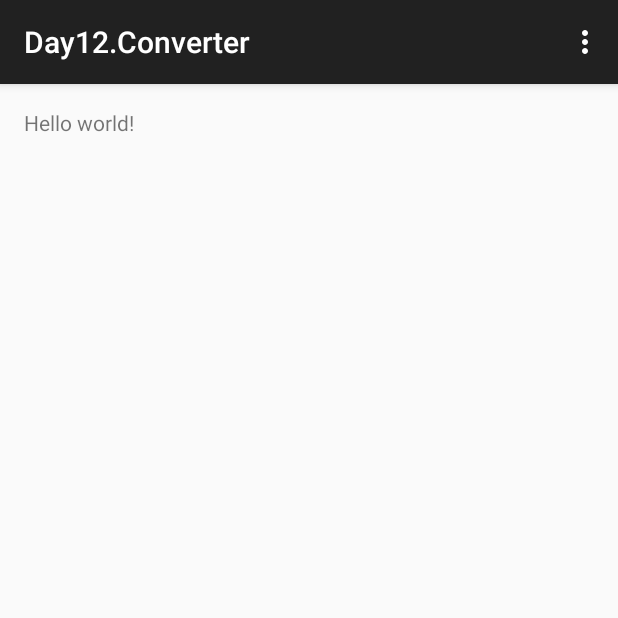
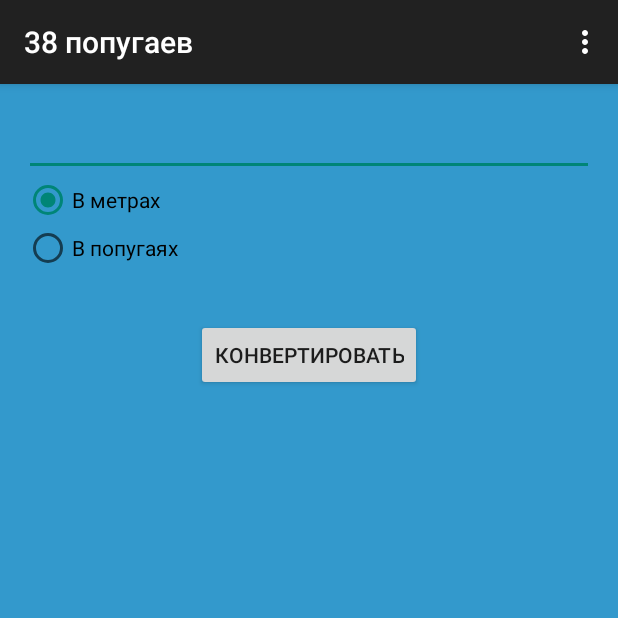
Before and after one commit to GusevaEvgenia/Day12.Converter, an Android app: the screen it shows after launch (MainActivity), on a phone screen of 412 x 824 dp, the top half of it. Run offline under Robolectric (Android 15) with nearby library versions, the phone set to English and light mode, and no system bars.

Commit message:
add convertation cats to meters and parrots

```diff
--- a/app/src/main/java/com/android_lessons/belkin/day12converter/MainActivity.java
+++ b/app/src/main/java/com/android_lessons/belkin/day12converter/MainActivity.java
@@ -4,14 +4,31 @@ import android.support.v7.app.ActionBarActivity;
 import android.os.Bundle;
 import android.view.Menu;
 import android.view.MenuItem;
+import android.view.View;
+import android.widget.EditText;
+import android.widget.RadioButton;
+import android.widget.Toast;
 
 
 public class MainActivity extends ActionBarActivity {
+    private EditText mInputText;
 
     @Override
     protected void onCreate(Bundle savedInstanceState) {
         super.onCreate(savedInstanceState);
         setContentView(R.layout.activity_main);
+
+        mInputText = (EditText) findViewById(R.id.editText);
+    }
+
+    // Конвертируем в метры
+    private float convertParrotToMeter(float parrot) {
+        return (float) (parrot / 7.6);
+    }
+
+    // Конвертируем в попугаи
+    private float convertMeterToParrot(float meter) {
+        return (float) (meter * 7.6);
     }
 
 
@@ -36,4 +53,20 @@ public class MainActivity extends ActionBarActivity {
 
         return super.onOptionsItemSelected(item);
     }
+
+    public void buttonConvert_Click(View view) {
+        RadioButton meterRedioButton = (RadioButton)findViewById(R.id.radioButtonMeter);
+
+        if(mInputText.getText().length() == 0){
+            Toast.makeText(getApplicationContext(), "Введитедлину кота", Toast.LENGTH_SHORT).show();
+            return;
+        }
+
+        float inputValue = Float.parseFloat(mInputText.getText().toString());
+        if(meterRedioButton.isChecked()){
+            mInputText.setText(String.valueOf(convertParrotToMeter(inputValue)));
+        }else{
+            mInputText.setText(String.valueOf(convertMeterToParrot(inputValue)));
+        }
+    }
 }
--- a/app/src/main/res/layout/activity_main.xml
+++ b/app/src/main/res/layout/activity_main.xml
@@ -6,11 +6,48 @@
                 android:paddingRight="@dimen/activity_horizontal_margin"
                 android:paddingTop="@dimen/activity_vertical_margin"
                 android:paddingBottom="@dimen/activity_vertical_margin"
-                tools:context=".MainActivity">
+                tools:context=".MainActivity"
+                android:background="@color/activity_color">
 
-    <TextView
-        android:text="@string/hello_world"
+    <EditText
+        android:layout_width="match_parent"
+        android:layout_height="wrap_content"
+        android:id="@+id/editText"
+        android:inputType="numberSigned|numberDecimal"/>
+
+    <RadioGroup
+        android:layout_width="match_parent"
+        android:layout_height="wrap_content"
+        android:layout_below="@+id/editText"
+        android:layout_alignParentRight="true"
+        android:layout_alignParentEnd="true"
+        android:id="@+id/radioGroup">
+
+        <RadioButton
+            android:layout_width="wrap_content"
+            android:layout_height="wrap_content"
+            android:text="@string/radiobutton_meters"
+            android:id="@+id/radioButtonMeter"
+            android:checked="true"/>
+
+        <RadioButton
+            android:layout_width="wrap_content"
+            android:layout_height="wrap_content"
+            android:text="@string/radiobutton_parrots"
+            android:id="@+id/radioButtonParrot"/>
+
+    </RadioGroup>
+
+    <Button
         android:layout_width="wrap_content"
-        android:layout_height="wrap_content"/>
+        android:layout_height="wrap_content"
+        android:text="@string/buttonConvert_text"
+        android:id="@+id/buttonConvert"
+        android:layout_gravity="center_horizontal"
+        android:layout_below="@+id/radioGroup"
+        android:layout_centerHorizontal="true"
+        android:layout_marginTop="31dp"
+        android:onClick="buttonConvert_Click"
+        android:nestedScrollingEnabled="false"/>
 
 </RelativeLayout>
--- a/app/src/main/res/values/strings.xml
+++ b/app/src/main/res/values/strings.xml
@@ -1,6 +1,10 @@
 <resources>
-    <string name="app_name">"Day12.Converter "</string>
-
     <string name="hello_world">Hello world!</string>
     <string name="action_settings">Settings</string>
+
+    <string name="app_name">38 попугаев</string>
+    <string name="radiobutton_meters">В метрах</string>
+    <string name="radiobutton_parrots">В попугаях</string>
+    <string name="buttonConvert_text">Конвертировать</string>
+    <color name="activity_color">#3399cc</color>
 </resources>
```
Also changed, not shown: 1 other file.
